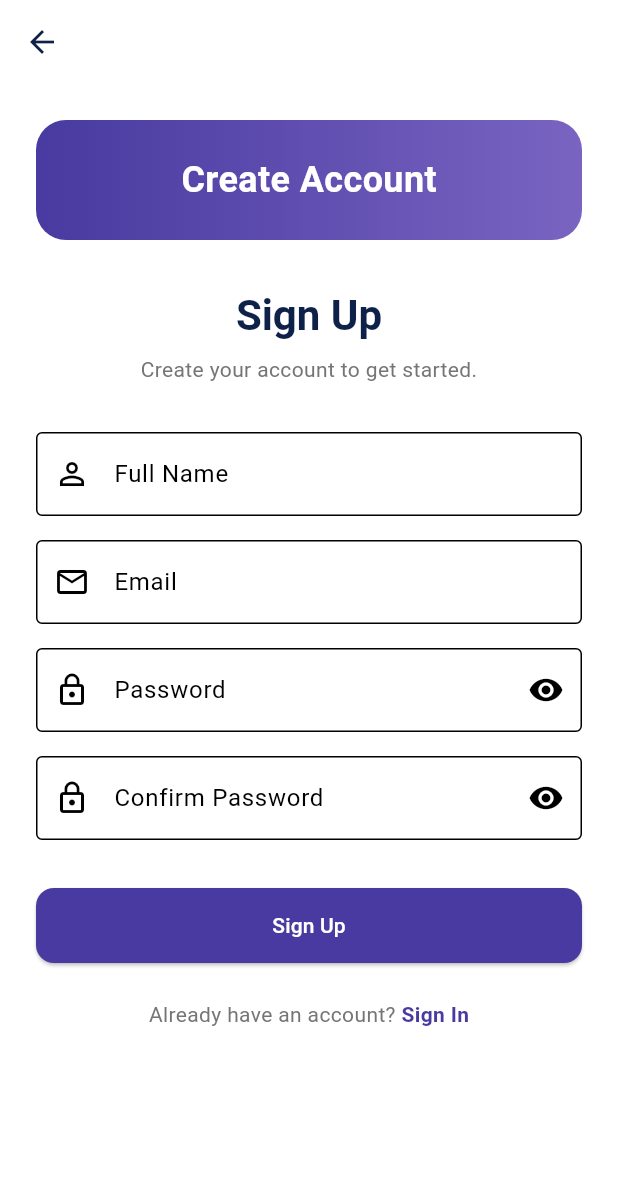
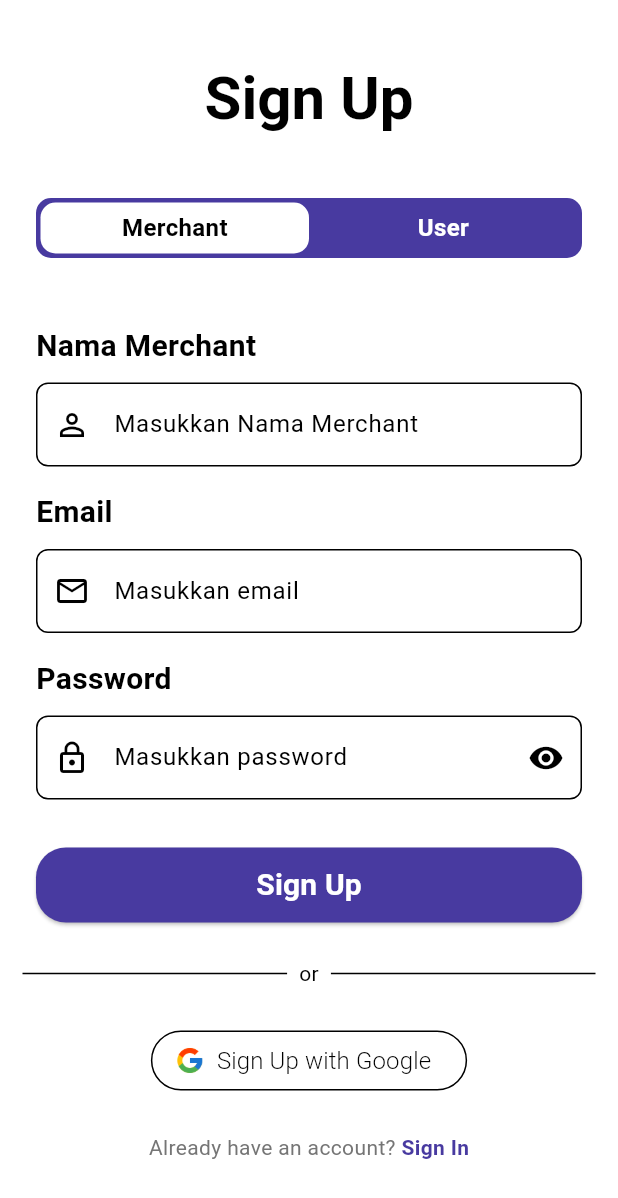
Before and after one commit to MedG12/WarGo, a Flutter app: the SignUpScreen screen opened directly, on a phone screen of 412 x 824 dp. Shown: the top 1198 px of the screen. Run offline on Flutter 3.47's test engine with Material 3 defaults, Android fonts, the phone set to English and light mode, and no system bars; our stand-ins replace cloud_firestore, firebase_auth, firebase_core, google_sign_in; accounts and stored records are empty.

Commit message:
store user account in db

```diff
--- a/lib/screens/signup_screen.dart
+++ b/lib/screens/signup_screen.dart
@@ -1,12 +1,7 @@
 import 'package:flutter/material.dart';
 import 'package:provider/provider.dart';
+import 'package:wargo/widgets/textFormField.dart';
 import '../services/auth_service.dart';
-
-// Define colors inline
-const Color primaryColor = Color(0xFF0E2148);
-const Color secondaryColor = Color(0xFF483AA0);
-const Color tertiaryColor = Color(0xFF7964C1);
-const Color quaternaryColor = Color(0xFFFFFFFF);
 
 class SignUpScreen extends StatefulWidget {
   const SignUpScreen({super.key});
@@ -16,21 +11,26 @@ class SignUpScreen extends StatefulWidget {
 }
 
 class _SignUpScreenState extends State<SignUpScreen> {
+  int _selectedIndex = 0;
   final _formKey = GlobalKey<FormState>();
   final _nameController = TextEditingController();
   final _emailController = TextEditingController();
   final _passwordController = TextEditingController();
-  final _confirmPasswordController = TextEditingController();
   bool _isLoading = false;
+  bool _isGoogleLoading = false;
   bool _obscurePassword = true;
-  bool _obscureConfirmPassword = true;
+
+  void _onToggle(int index) {
+    setState(() {
+      _selectedIndex = index;
+    });
+  }
 
   @override
   void dispose() {
     _nameController.dispose();
     _emailController.dispose();
     _passwordController.dispose();
-    _confirmPasswordController.dispose();
     super.dispose();
   }
 
@@ -38,12 +38,12 @@ class _SignUpScreenState extends State<SignUpScreen> {
     if (!_formKey.currentState!.validate()) return;
 
     setState(() => _isLoading = true);
-
     final authService = Provider.of<AuthService>(context, listen: false);
     final error = await authService.signUp(
       email: _emailController.text.trim(),
       password: _passwordController.text,
       name: _nameController.text.trim(),
+      role: _selectedIndex == 0 ? 'merchant' : 'user',
     );
 
     setState(() => _isLoading = false);
@@ -51,10 +51,37 @@ class _SignUpScreenState extends State<SignUpScreen> {
     if (error != null) {
       if (mounted) {
         ScaffoldMessenger.of(context).showSnackBar(
-          SnackBar(
-            content: Text(error),
-            backgroundColor: Colors.red,
+          SnackBar(content: Text(error), backgroundColor: Colors.red),
+        );
+      }
+    } else {
+      if (mounted) {
+        ScaffoldMessenger.of(context).showSnackBar(
+          const SnackBar(
+            content: Text('Akun berhasil dibuat!'),
+            backgroundColor: Colors.green,
           ),
+        );
+        Navigator.of(context).pop();
+      }
+    }
+  }
+
+  //SIGN UP WITH GOOGLE FUNCTION
+  Future<void> _signUpWithGoogle() async {
+    setState(() => _isGoogleLoading = true);
+
+    final authService = Provider.of<AuthService>(context, listen: false);
+    final error = await authService.signUpWithGoogle(
+      role: _selectedIndex == 0 ? 'merchant' : 'user',
+    );
+
+    setState(() => _isGoogleLoading = false);
+
+    if (error != null) {
+      if (mounted) {
+        ScaffoldMessenger.of(context).showSnackBar(
+          SnackBar(content: Text(error), backgroundColor: Colors.red),
         );
       }
     } else {
@@ -73,160 +100,154 @@ class _SignUpScreenState extends State<SignUpScreen> {
   @override
   Widget build(BuildContext context) {
     return Scaffold(
-      appBar: AppBar(
-        backgroundColor: Colors.transparent,
-        elevation: 0,
-        leading: IconButton(
-          icon: const Icon(Icons.arrow_back, color: primaryColor),
-          onPressed: () => Navigator.of(context).pop(),
+      body: SafeArea(
+        child: Column(
+          children: [
+            Column(
+              mainAxisAlignment: MainAxisAlignment.center,
+              children: [
+                const SizedBox(height: 40),
+                Text(
+                  'Sign Up',
+                  style: Theme.of(context).textTheme.headlineMedium?.copyWith(
+                    fontWeight: FontWeight.bold,
+                    fontSize: 40,
+                  ),
+                  textAlign: TextAlign.center,
+                ),
+                Container(
+                  margin: const EdgeInsets.only(
+                    top: 40,
+                    bottom: 20,
+                    left: 24,
+                    right: 24,
+                  ),
+                  width: double.infinity,
+                  height: 40,
+                  decoration: BoxDecoration(
+                    color: Color(0xFF483AA0),
+                    borderRadius: BorderRadius.circular(10),
+                    border: Border.all(color: Color(0xFF483AA0), width: 3),
+                  ),
+                  child: Row(
+                    children: [
+                      Expanded(
+                        child: GestureDetector(
+                          onTap: () => _onToggle(0),
+                          child: AnimatedContainer(
+                            duration: const Duration(milliseconds: 200),
+                            decoration: BoxDecoration(
+                              color:
+                                  _selectedIndex == 0
+                                      ? Colors.white
+                                      : Colors.transparent,
+                              borderRadius: BorderRadius.circular(10),
+                            ),
+                            alignment: Alignment.center,
+                            child: Text(
+                              'Merchant',
+                              style: TextStyle(
+                                color:
+                                    _selectedIndex == 0
+                                        ? Colors.black
+                                        : Colors.white,
+                                fontWeight: FontWeight.w600,
+                                fontSize: 16,
                               ),
                             ),
-      body: SafeArea(
-        child: SingleChildScrollView(
-          padding: const EdgeInsets.all(24),
+                          ),
+                        ),
+                      ),
+                      Expanded(
+                        child: GestureDetector(
+                          onTap: () => _onToggle(1),
+                          child: AnimatedContainer(
+                            duration: const Duration(milliseconds: 200),
+                            decoration: BoxDecoration(
+                              color:
+                                  _selectedIndex == 1
+                                      ? Colors.white
+                                      : Colors.transparent,
+                              borderRadius: BorderRadius.circular(10),
+                            ),
+                            alignment: Alignment.center,
+                            child: Text(
+                              'User',
+                              style: TextStyle(
+                                color:
+                                    _selectedIndex == 1
+                                        ? Colors.black
+                                        : Colors.white,
+                                fontWeight: FontWeight.w600,
+                                fontSize: 16,
+                              ),
+                            ),
+                          ),
+                        ),
+                      ),
+                    ],
+                  ),
+                ),
+              ],
+            ),
+            const SizedBox(height: 24),
+            SingleChildScrollView(
+              padding: const EdgeInsets.symmetric(horizontal: 24),
               child: Form(
                 key: _formKey,
                 child: Column(
                   crossAxisAlignment: CrossAxisAlignment.stretch,
                   children: [
-                // Header
-                Container(
-                  height: 80,
-                  decoration: BoxDecoration(
-                    gradient: LinearGradient(
-                      colors: [secondaryColor, tertiaryColor],
-                      begin: Alignment.centerLeft,
-                      end: Alignment.centerRight,
-                    ),
-                    borderRadius: BorderRadius.circular(20),
-                  ),
-                  child: const Center(
-                    child: Text(
-                      'Create Account',
-                      style: TextStyle(
-                        color: quaternaryColor,
-                        fontSize: 24,
-                        fontWeight: FontWeight.bold,
-                      ),
-                    ),
-                  ),
-                ),
-
-                const SizedBox(height: 32),
-
-                Text(
-                  'Sign Up',
-                  style: Theme.of(context).textTheme.headlineMedium?.copyWith(
-                    color: primaryColor,
-                    fontWeight: FontWeight.bold,
-                  ),
-                  textAlign: TextAlign.center,
-                ),
-
-                const SizedBox(height: 8),
-
-                Text(
-                  'Create your account to get started.',
-                  style: Theme.of(context).textTheme.bodyMedium?.copyWith(
-                    color: Colors.grey[600],
-                  ),
-                  textAlign: TextAlign.center,
-                ),
-
-                const SizedBox(height: 32),
-
                     // Name Field
-                TextFormField(
+                    TextFormFieldCustom(
                       controller: _nameController,
-                  decoration: const InputDecoration(
-                    labelText: 'Full Name',
-                    prefixIcon: Icon(Icons.person_outline),
-                    border: OutlineInputBorder(),
-                  ),
-                  validator: (value) {
-                    if (value == null || value.isEmpty) {
-                      return 'Nama tidak boleh kosong';
-                    }
-                    if (value.length < 2) {
-                      return 'Nama minimal 2 karakter';
-                    }
-                    return null;
-                  },
+                      labelText: _selectedIndex == 0 ? 'Nama Merchant' : 'Nama',
+                      hintText:
+                          _selectedIndex == 0
+                              ? 'Masukkan Nama Merchant'
+                              : 'Masukkan Nama Lengkap',
+                      prefixIcon: const Icon(Icons.person_outline),
                     ),
 
                     const SizedBox(height: 16),
 
                     // Email Field
-                TextFormField(
+                    TextFormFieldCustom(
                       controller: _emailController,
-                  keyboardType: TextInputType.emailAddress,
-                  decoration: const InputDecoration(
                       labelText: 'Email',
-                    prefixIcon: Icon(Icons.email_outlined),
-                    border: OutlineInputBorder(),
-                  ),
+                      hintText: 'Masukkan email',
                       validator: (value) {
-                    if (value == null || value.isEmpty) {
-                      return 'Email tidak boleh kosong';
-                    }
-                    if (!RegExp(r'^[\w-\.]+@([\w-]+\.)+[\w-]{2,4}$').hasMatch(value)) {
+                        if (!RegExp(
+                          r'^[\w-\.]+@([\w-]+\.)+[\w-]{2,4}$',
+                        ).hasMatch(value!)) {
                           return 'Format email tidak valid';
                         }
                         return null;
                       },
+                      prefixIcon: const Icon(Icons.email_outlined),
                     ),
 
                     const SizedBox(height: 16),
 
-                // Password Field
-                TextFormField(
+                    TextFormFieldCustom(
                       controller: _passwordController,
+                      labelText: 'Password',
+                      hintText: 'Masukkan password',
                       obscureText: _obscurePassword,
-                  decoration: InputDecoration(
-                    labelText: 'Password',
                       prefixIcon: const Icon(Icons.lock_outline),
-                    border: const OutlineInputBorder(),
                       suffixIcon: IconButton(
-                      icon: Icon(_obscurePassword ? Icons.visibility : Icons.visibility_off),
+                        icon: Icon(
+                          _obscurePassword
+                              ? Icons.visibility
+                              : Icons.visibility_off,
+                        ),
                         onPressed: () {
                           setState(() => _obscurePassword = !_obscurePassword);
                         },
                       ),
-                  ),
                       validator: (value) {
-                    if (value == null || value.isEmpty) {
-                      return 'Password tidak boleh kosong';
-                    }
-                    if (value.length < 6) {
+                        if (value!.length < 6) {
                           return 'Password minimal 6 karakter';
-                    }
-                    return null;
-                  },
-                ),
-
-                const SizedBox(height: 16),
-
-                // Confirm Password Field
-                TextFormField(
-                  controller: _confirmPasswordController,
-                  obscureText: _obscureConfirmPassword,
-                  decoration: InputDecoration(
-                    labelText: 'Confirm Password',
-                    prefixIcon: const Icon(Icons.lock_outline),
-                    border: const OutlineInputBorder(),
-                    suffixIcon: IconButton(
-                      icon: Icon(_obscureConfirmPassword ? Icons.visibility : Icons.visibility_off),
-                      onPressed: () {
-                        setState(() => _obscureConfirmPassword = !_obscureConfirmPassword);
-                      },
-                    ),
-                  ),
-                  validator: (value) {
-                    if (value == null || value.isEmpty) {
-                      return 'Konfirmasi password tidak boleh kosong';
-                    }
-                    if (value != _passwordController.text) {
-                      return 'Password tidak cocok';
                         }
                         return null;
                       },
@@ -238,25 +259,90 @@ class _SignUpScreenState extends State<SignUpScreen> {
                     ElevatedButton(
                       onPressed: _isLoading ? null : _signUp,
                       style: ElevatedButton.styleFrom(
-                    backgroundColor: secondaryColor,
-                    foregroundColor: quaternaryColor,
+                        backgroundColor: Color(0xFF483AA0),
+                        foregroundColor: Colors.white,
                         minimumSize: const Size(double.infinity, 50),
                         shape: RoundedRectangleBorder(
-                      borderRadius: BorderRadius.circular(12),
+                          borderRadius: BorderRadius.circular(20),
                         ),
                       ),
-                  child: _isLoading
+                      child:
+                          _isLoading
                               ? const SizedBox(
                                 height: 20,
                                 width: 20,
                                 child: CircularProgressIndicator(
                                   strokeWidth: 2,
-                      valueColor: AlwaysStoppedAnimation<Color>(quaternaryColor),
+                                  valueColor: AlwaysStoppedAnimation<Color>(
+                                    Color(0xFF483AA0),
+                                  ),
                                 ),
                               )
-                      : const Text('Sign Up'),
+                              : const Text(
+                                'Sign Up',
+                                style: TextStyle(
+                                  fontSize: 20,
+                                  fontWeight: FontWeight.bold,
+                                ),
+                              ),
+                    ),
+                  ],
+                ),
+              ),
+            ),
+            const SizedBox(height: 24),
+
+            // Divider with "or"
+            Padding(
+              padding: const EdgeInsets.symmetric(horizontal: 15.0),
+              child: Row(
+                children: [
+                  Expanded(child: Divider()),
+                  Padding(
+                    padding: const EdgeInsets.symmetric(horizontal: 8.0),
+                    child: Text("or"),
+                  ),
+                  Expanded(child: Divider()),
+                ],
+              ),
             ),
 
+            const SizedBox(height: 24),
+
+            // Sign Up with Google Button
+            Center(
+              child: OutlinedButton.icon(
+                onPressed: () {
+                  _isGoogleLoading ? null : _signUpWithGoogle();
+                },
+                icon: Image.asset(
+                  'assets/images/google_icon.png',
+                  width: 20,
+                  height: 20,
+                  fit: BoxFit.cover,
+                ),
+                label:
+                    _isGoogleLoading
+                        ? const SizedBox(
+                          height: 20,
+                          width: 20,
+                          child: CircularProgressIndicator(
+                            strokeWidth: 2,
+                            valueColor: AlwaysStoppedAnimation<Color>(
+                              Color.fromARGB(255, 0, 0, 0),
+                            ),
+                          ),
+                        )
+                        : const Text(
+                          'Sign Up with Google',
+                          style: TextStyle(
+                            fontSize: 16,
+                            fontWeight: FontWeight.w300,
+                            color: Color.fromARGB(255, 0, 0, 0),
+                          ),
+                        ),
+              ),
+            ),
             const SizedBox(height: 24),
 
             // Sign In Link
@@ -272,7 +358,7 @@ class _SignUpScreenState extends State<SignUpScreen> {
                   child: const Text(
                     'Sign In',
                     style: TextStyle(
-                          color: secondaryColor,
+                      color: Color(0xFF483AA0),
                       fontWeight: FontWeight.bold,
                     ),
                   ),
@@ -282,8 +368,6 @@ class _SignUpScreenState extends State<SignUpScreen> {
           ],
         ),
       ),
-        ),
-      ),
     );
   }
 }
--- /dev/null
+++ b/lib/widgets/textFormField.dart
@@ -0,0 +1,68 @@
+import 'package:flutter/material.dart';
+
+class TextFormFieldCustom extends StatelessWidget {
+  final TextEditingController? controller;
+  final String labelText;
+  final String hintText;
+  final int? valueKey;
+  final FormFieldValidator<String>? validator;
+  final Icon? prefixIcon;
+  final bool? obscureText;
+  final Widget? suffixIcon;
+
+  const TextFormFieldCustom({
+    super.key,
+    required this.controller,
+    required this.labelText,
+    required this.hintText,
+    this.valueKey,
+    this.validator,
+    this.prefixIcon,
+    this.obscureText,
+    this.suffixIcon,
+  });
+
+  String? _defaultValidator(String? value) {
+    if (value == null || value.isEmpty) {
+      return '$labelText tidak boleh kosong';
+    }
+    return null;
+  }
+
+  @override
+  Widget build(BuildContext context) {
+    return Column(
+      crossAxisAlignment: CrossAxisAlignment.start,
+      children: [
+        Text(
+          labelText,
+          style: const TextStyle(fontSize: 20, fontWeight: FontWeight.w600),
+        ),
+        const SizedBox(height: 10),
+        TextFormField(
+          key: valueKey != null ? ValueKey(valueKey) : null,
+          controller: controller,
+          decoration: InputDecoration(
+            hintText: hintText,
+            prefixIcon: prefixIcon,
+            suffixIcon: suffixIcon,
+            border: const OutlineInputBorder(
+              borderRadius: BorderRadius.all(Radius.circular(8)),
+            ),
+            focusColor: const Color(0xFF7965C1),
+          ),
+          validator: (value) {
+            final error = _defaultValidator(value);
+            if (error != null) return error;
+
+            if (validator != null) {
+              return validator!(value);
+            }
+
+            return null;
+          },
+        ),
+      ],
+    );
+  }
+}
--- a/pubspec.yaml
+++ b/pubspec.yaml
@@ -2,7 +2,7 @@ name: wargo
 description: "A new Flutter project."
 # The following line prevents the package from being accidentally published to
 # pub.dev using `flutter pub publish`. This is preferred for private packages.
-publish_to: "none" # Remove this line if you wish to publish to pub.dev
+publish_to: 'none' # Remove this line if you wish to publish to pub.dev
 
 # The following defines the version and build number for your application.
 # A version number is three numbers separated by dots, like 1.2.43
@@ -36,6 +36,7 @@ dependencies:
   cupertino_icons: ^1.0.8
   firebase_core: ^3.13.1
   firebase_auth: ^5.5.4
+  cloud_firestore: ^5.6.8
   flutter_dotenv: ^5.2.1
   provider: ^6.1.1
   google_sign_in: ^6.1.5
```
Also changed, not shown: lib/main.dart (+51 -8 lines), lib/screens/signin_screen.dart (+45 -30 lines), lib/services/auth_service.dart (+69 -8 lines), lib/services/user_service.dart (added, +41 -0 lines), lib/static/navigation_route.dart (+7 -0 lines), assets/images/google_icon.png (added), lib/firebase_options.dart, lib/screens/login_screen.dart (deleted), lib/screens/user/home.dart (renamed from lib/screens/home.dart), pubspec.lock, 3 other files. Lines whose indentation alone changed are shown as unchanged.
